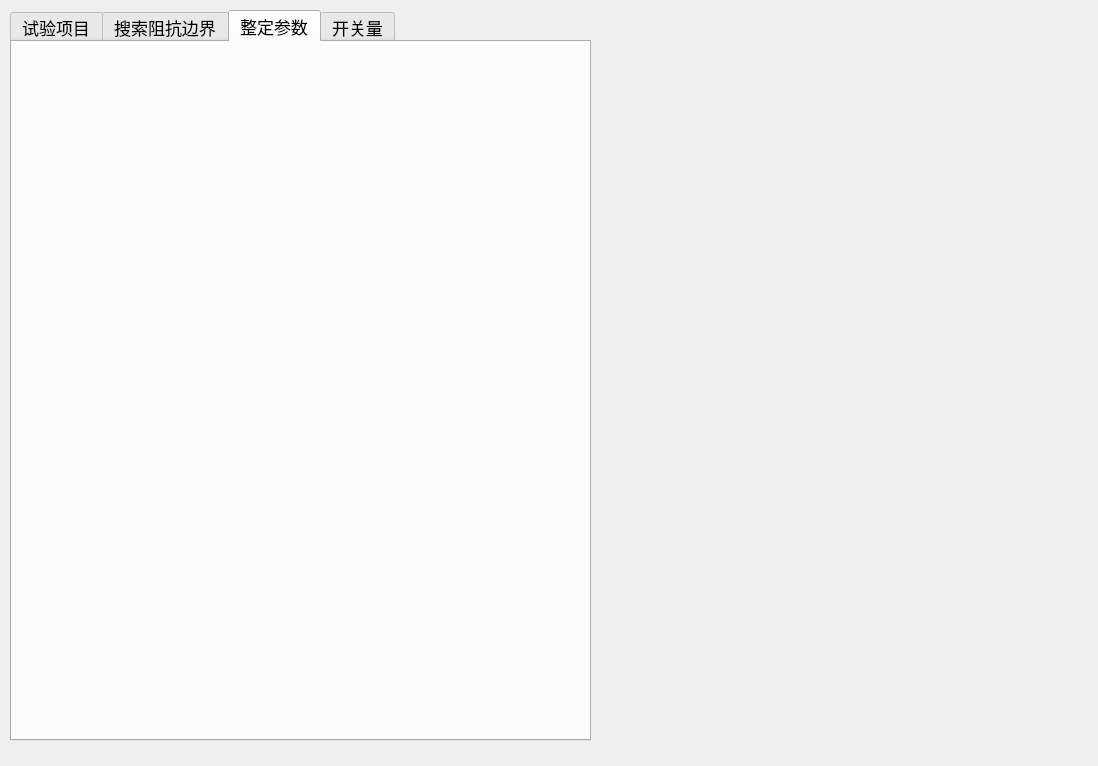
First picture: the form in energy/ui/test14/ui_014.ui, repository AgueroZzz/Electric-energy-detection, before the edit.
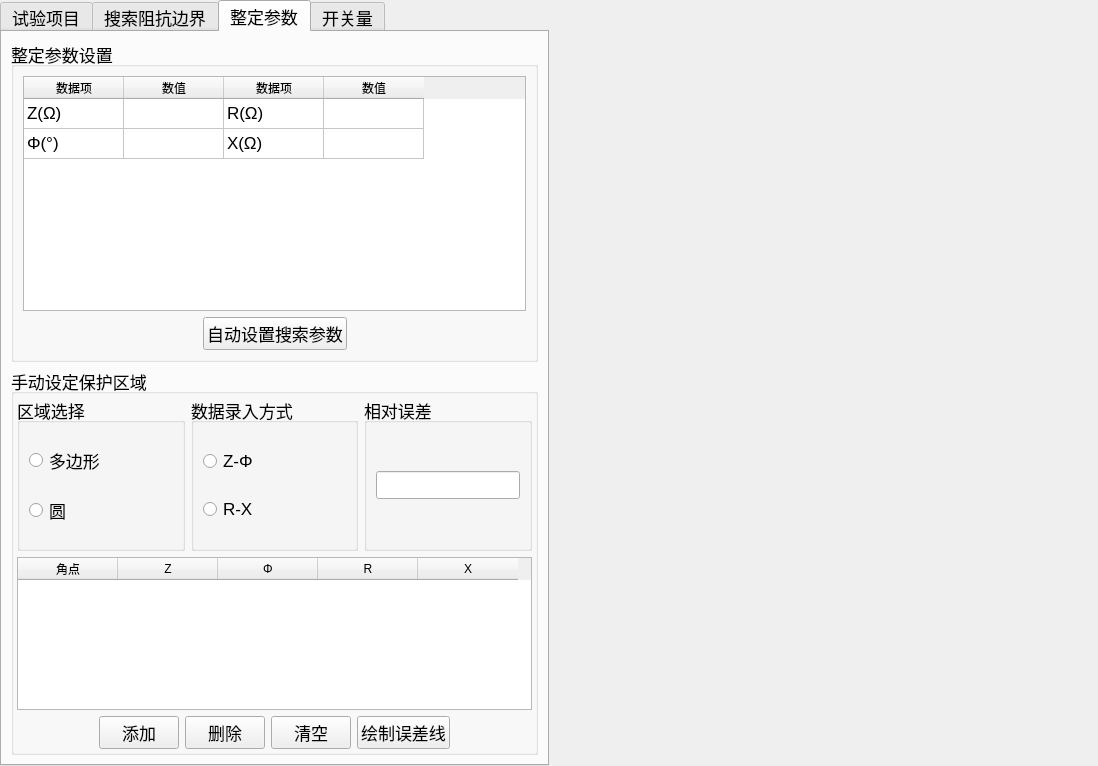
Second picture: the form after the edit. The open tabs and pages were chosen to show the change.

Commit message: 添加test14

```diff
--- a/energy/ui/test14/ui_014.ui
+++ b/energy/ui/test14/ui_014.ui
@@ -13,15 +13,24 @@
   <property name="windowTitle">
    <string>Form</string>
   </property>
+  <layout class="QHBoxLayout" name="horizontalLayout_13" stretch="1,1">
+   <property name="spacing">
+    <number>0</number>
+   </property>
+   <property name="leftMargin">
+    <number>0</number>
+   </property>
+   <property name="topMargin">
+    <number>0</number>
+   </property>
+   <property name="rightMargin">
+    <number>0</number>
+   </property>
+   <property name="bottomMargin">
+    <number>0</number>
+   </property>
+   <item>
   <widget class="QTabWidget" name="tabWidget">
-   <property name="geometry">
-    <rect>
-     <x>10</x>
-     <y>10</y>
-     <width>581</width>
-     <height>731</height>
-    </rect>
-   </property>
    <property name="font">
     <font>
      <pointsize>13</pointsize>
@@ -332,13 +341,457 @@
     <attribute name="title">
      <string>整定参数</string>
     </attribute>
+      <layout class="QVBoxLayout" name="verticalLayout_6">
+       <item>
+        <widget class="QGroupBox" name="groupBox_8">
+         <property name="title">
+          <string>整定参数设置</string>
+         </property>
+         <layout class="QVBoxLayout" name="verticalLayout_4" stretch="0,1">
+          <item>
+           <widget class="QTableWidget" name="tb_zdcs_1">
+            <property name="rowCount">
+             <number>2</number>
+            </property>
+            <attribute name="verticalHeaderVisible">
+             <bool>false</bool>
+            </attribute>
+            <row/>
+            <row/>
+            <column>
+             <property name="text">
+              <string>数据项</string>
+             </property>
+            </column>
+            <column>
+             <property name="text">
+              <string>数值</string>
+             </property>
+            </column>
+            <column>
+             <property name="text">
+              <string>数据项</string>
+             </property>
+            </column>
+            <column>
+             <property name="text">
+              <string>数值</string>
+             </property>
+            </column>
+            <item row="0" column="0">
+             <property name="text">
+              <string>Z(Ω)</string>
+             </property>
+            </item>
+            <item row="0" column="2">
+             <property name="text">
+              <string>R(Ω)</string>
+             </property>
+            </item>
+            <item row="1" column="0">
+             <property name="text">
+              <string>Φ(°)</string>
+             </property>
+            </item>
+            <item row="1" column="2">
+             <property name="text">
+              <string>X(Ω)</string>
+             </property>
+            </item>
+           </widget>
+          </item>
+          <item>
+           <layout class="QHBoxLayout" name="horizontalLayout_8">
+            <item>
+             <spacer name="horizontalSpacer">
+              <property name="orientation">
+               <enum>Qt::Horizontal</enum>
+              </property>
+              <property name="sizeHint" stdset="0">
+               <size>
+                <width>40</width>
+                <height>20</height>
+               </size>
+              </property>
+             </spacer>
+            </item>
+            <item>
+             <widget class="QPushButton" name="pushButton">
+              <property name="text">
+               <string>自动设置搜索参数</string>
+              </property>
+             </widget>
+            </item>
+            <item>
+             <spacer name="horizontalSpacer_2">
+              <property name="orientation">
+               <enum>Qt::Horizontal</enum>
+              </property>
+              <property name="sizeHint" stdset="0">
+               <size>
+                <width>40</width>
+                <height>20</height>
+               </size>
+              </property>
+             </spacer>
+            </item>
+           </layout>
+          </item>
+         </layout>
+        </widget>
+       </item>
+       <item>
+        <widget class="QGroupBox" name="groupBox_10">
+         <property name="title">
+          <string>手动设定保护区域</string>
+         </property>
+         <layout class="QVBoxLayout" name="verticalLayout_5" stretch="3,3,1">
+          <property name="leftMargin">
+           <number>3</number>
+          </property>
+          <property name="topMargin">
+           <number>3</number>
+          </property>
+          <property name="rightMargin">
+           <number>3</number>
+          </property>
+          <property name="bottomMargin">
+           <number>3</number>
+          </property>
+          <item>
+           <layout class="QHBoxLayout" name="horizontalLayout_10" stretch="1,1,1">
+            <item>
+             <widget class="QGroupBox" name="groupBox_11">
+              <property name="title">
+               <string>区域选择</string>
+              </property>
+              <layout class="QVBoxLayout" name="verticalLayout_7">
+               <item>
+                <widget class="QRadioButton" name="radioButton_6">
+                 <property name="text">
+                  <string>多边形</string>
+                 </property>
+                </widget>
+               </item>
+               <item>
+                <widget class="QRadioButton" name="radioButton_7">
+                 <property name="text">
+                  <string>圆</string>
+                 </property>
+                </widget>
+               </item>
+              </layout>
+             </widget>
+            </item>
+            <item>
+             <widget class="QGroupBox" name="groupBox_12">
+              <property name="title">
+               <string>数据录入方式</string>
+              </property>
+              <layout class="QVBoxLayout" name="verticalLayout_8">
+               <item>
+                <widget class="QRadioButton" name="radioButton_8">
+                 <property name="text">
+                  <string>Z-Φ</string>
+                 </property>
+                </widget>
+               </item>
+               <item>
+                <widget class="QRadioButton" name="radioButton_9">
+                 <property name="text">
+                  <string>R-X</string>
+                 </property>
+                </widget>
+               </item>
+              </layout>
+             </widget>
+            </item>
+            <item>
+             <widget class="QGroupBox" name="groupBox_13">
+              <property name="title">
+               <string>相对误差</string>
+              </property>
+              <layout class="QVBoxLayout" name="verticalLayout_9">
+               <item>
+                <widget class="QLineEdit" name="lineEdit_2"/>
+               </item>
+              </layout>
+             </widget>
+            </item>
+           </layout>
+          </item>
+          <item>
+           <widget class="QTableWidget" name="tb_zdcs_2">
+            <attribute name="verticalHeaderVisible">
+             <bool>false</bool>
+            </attribute>
+            <column>
+             <property name="text">
+              <string>角点</string>
+             </property>
+            </column>
+            <column>
+             <property name="text">
+              <string>Z</string>
+             </property>
+            </column>
+            <column>
+             <property name="text">
+              <string>Φ</string>
+             </property>
+            </column>
+            <column>
+             <property name="text">
+              <string>R</string>
+             </property>
+            </column>
+            <column>
+             <property name="text">
+              <string>X</string>
+             </property>
+            </column>
+           </widget>
+          </item>
+          <item>
+           <layout class="QHBoxLayout" name="horizontalLayout_9">
+            <item>
+             <spacer name="horizontalSpacer_3">
+              <property name="orientation">
+               <enum>Qt::Horizontal</enum>
+              </property>
+              <property name="sizeHint" stdset="0">
+               <size>
+                <width>40</width>
+                <height>20</height>
+               </size>
+              </property>
+             </spacer>
+            </item>
+            <item>
+             <widget class="QPushButton" name="pushButton_2">
+              <property name="text">
+               <string>添加</string>
+              </property>
+             </widget>
+            </item>
+            <item>
+             <widget class="QPushButton" name="pushButton_3">
+              <property name="text">
+               <string>删除</string>
+              </property>
+             </widget>
+            </item>
+            <item>
+             <widget class="QPushButton" name="pushButton_4">
+              <property name="text">
+               <string>清空</string>
+              </property>
+             </widget>
+            </item>
+            <item>
+             <widget class="QPushButton" name="pushButton_5">
+              <property name="text">
+               <string>绘制误差线</string>
+              </property>
+             </widget>
+            </item>
+            <item>
+             <spacer name="horizontalSpacer_4">
+              <property name="orientation">
+               <enum>Qt::Horizontal</enum>
+              </property>
+              <property name="sizeHint" stdset="0">
+               <size>
+                <width>40</width>
+                <height>20</height>
+               </size>
+              </property>
+             </spacer>
+            </item>
+           </layout>
+          </item>
+         </layout>
+        </widget>
+       </item>
+      </layout>
    </widget>
    <widget class="QWidget" name="tab_zgl">
     <attribute name="title">
      <string>开关量</string>
     </attribute>
-   </widget>
-  </widget>
+      <layout class="QHBoxLayout" name="horizontalLayout_11" stretch="1,2">
+       <item>
+        <layout class="QVBoxLayout" name="verticalLayout_11" stretch="3,2">
+         <item>
+          <widget class="QGroupBox" name="groupBox_9">
+           <property name="title">
+            <string>开入量</string>
+           </property>
+           <layout class="QVBoxLayout" name="verticalLayout_10">
+            <item>
+             <widget class="QCheckBox" name="checkBox">
+              <property name="text">
+               <string>A</string>
+              </property>
+             </widget>
+            </item>
+            <item>
+             <widget class="QCheckBox" name="checkBox_2">
+              <property name="text">
+               <string>B</string>
+              </property>
+             </widget>
+            </item>
+            <item>
+             <widget class="QCheckBox" name="checkBox_3">
+              <property name="text">
+               <string>C</string>
+              </property>
+             </widget>
+            </item>
+            <item>
+             <widget class="QCheckBox" name="checkBox_4">
+              <property name="text">
+               <string>R</string>
+              </property>
+             </widget>
+            </item>
+            <item>
+             <widget class="QCheckBox" name="checkBox_5">
+              <property name="text">
+               <string>a</string>
+              </property>
+             </widget>
+            </item>
+            <item>
+             <widget class="QCheckBox" name="checkBox_6">
+              <property name="text">
+               <string>b</string>
+              </property>
+             </widget>
+            </item>
+            <item>
+             <widget class="QCheckBox" name="checkBox_7">
+              <property name="text">
+               <string>c</string>
+              </property>
+             </widget>
+            </item>
+            <item>
+             <widget class="QCheckBox" name="checkBox_8">
+              <property name="text">
+               <string>r</string>
+              </property>
+             </widget>
+            </item>
+           </layout>
+          </widget>
+         </item>
+         <item>
+          <spacer name="verticalSpacer">
+           <property name="orientation">
+            <enum>Qt::Vertical</enum>
+           </property>
+           <property name="sizeHint" stdset="0">
+            <size>
+             <width>20</width>
+             <height>40</height>
+            </size>
+           </property>
+          </spacer>
+         </item>
+        </layout>
+       </item>
+       <item>
+        <layout class="QVBoxLayout" name="verticalLayout_12" stretch="3,2,1">
+         <item>
+          <widget class="QGroupBox" name="groupBox_14">
+           <property name="title">
+            <string>开出量设置</string>
+           </property>
+           <layout class="QVBoxLayout" name="verticalLayout_13">
+            <item>
+             <widget class="QTableWidget" name="tb_kgl_1">
+              <property name="rowCount">
+               <number>2</number>
+              </property>
+              <attribute name="verticalHeaderVisible">
+               <bool>false</bool>
+              </attribute>
+              <row/>
+              <row/>
+              <column>
+               <property name="text">
+                <string>开出量</string>
+               </property>
+              </column>
+              <column>
+               <property name="text">
+                <string>故障前状态</string>
+               </property>
+              </column>
+              <column>
+               <property name="text">
+                <string>故障状态</string>
+               </property>
+              </column>
+              <item row="0" column="0">
+               <property name="text">
+                <string>开出1</string>
+               </property>
+              </item>
+              <item row="1" column="0">
+               <property name="text">
+                <string>开出2</string>
+               </property>
+              </item>
+             </widget>
+            </item>
+           </layout>
+          </widget>
+         </item>
+         <item>
+          <widget class="QGroupBox" name="groupBox_15">
+           <property name="title">
+            <string>开入防抖时间设置</string>
+           </property>
+           <layout class="QHBoxLayout" name="horizontalLayout_12">
+            <item>
+             <widget class="QLabel" name="label_2">
+              <property name="text">
+               <string>开入防抖时间(ms)：</string>
+              </property>
+             </widget>
+            </item>
+            <item>
+             <widget class="QLineEdit" name="lineEdit_3"/>
+            </item>
+           </layout>
+          </widget>
+         </item>
+         <item>
+          <spacer name="verticalSpacer_2">
+           <property name="orientation">
+            <enum>Qt::Vertical</enum>
+           </property>
+           <property name="sizeHint" stdset="0">
+            <size>
+             <width>20</width>
+             <height>40</height>
+            </size>
+           </property>
+          </spacer>
+         </item>
+        </layout>
+       </item>
+      </layout>
+     </widget>
+    </widget>
+   </item>
+   <item>
+    <widget class="QWidget" name="widget" native="true"/>
+   </item>
+  </layout>
  </widget>
  <resources/>
  <connections/>
```
Left out of the diff: 240 changed lines with no effect on the pictures. Lines whose indentation alone changed are shown as unchanged. The commit also changes 8 other files.
